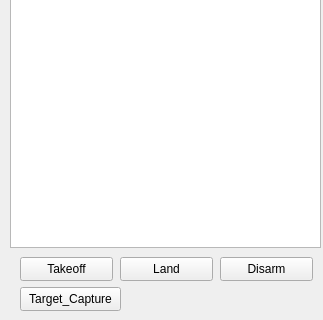
Before: the Qt Designer form src/rqt_quadcoptergui/QuadCopterwidget.ui in garimellagowtham/rqt_quadcoptergui, drawn with Qt 5; both pictures show x 0 to 323 and y 193 to 513 of the 323 by 513 pixel window.
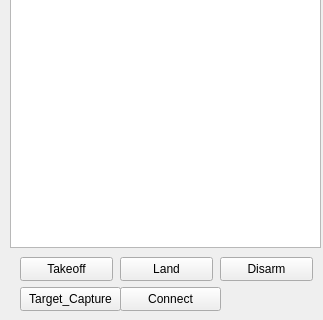
After: the same form once the commit is applied.

Commit message: Added Connect button to connect to quadcopter using a button

Patch:
```diff
--- a/src/rqt_quadcoptergui/QuadCopterwidget.ui
+++ b/src/rqt_quadcoptergui/QuadCopterwidget.ui
@@ -201,6 +201,19 @@
     <bool>false</bool>
    </property>
   </widget>
+  <widget class="QPushButton" name="Connectbutton">
+   <property name="geometry">
+    <rect>
+     <x>120</x>
+     <y>480</y>
+     <width>101</width>
+     <height>24</height>
+    </rect>
+   </property>
+   <property name="text">
+    <string>Connect</string>
+   </property>
+  </widget>
  </widget>
  <resources/>
  <connections/>
```
The commit also changes 3 other files.
